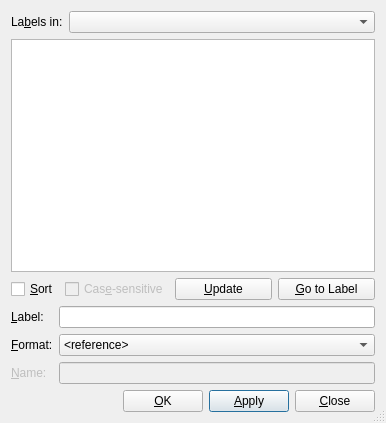
Before: the Qt Designer form src/frontends/qt4/ui/RefUi.ui in cburschka/lyx, drawn with Qt 5.
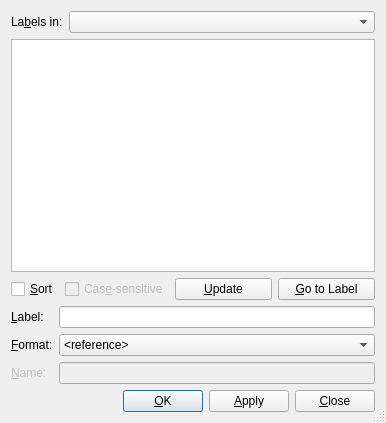
After: the same form once the commit is applied.

Commit message:
Fix bug 4441. GuiRef: Ok button must be default.
See also:
http://www.lyx.org/trac/changeset/28784
http://www.lyx.org/trac/changeset/28726
http://bugzilla.lyx.org/show_bug.cgi?id=5695

```diff
--- a/src/frontends/qt4/ui/RefUi.ui
+++ b/src/frontends/qt4/ui/RefUi.ui
@@ -238,6 +238,9 @@
        <property name="text" >
         <string>&amp;OK</string>
        </property>
+       <property name="autoDefault">
+        <bool>true</bool>
+       </property>
        <property name="default" >
         <bool>true</bool>
        </property>
@@ -248,8 +251,11 @@
        <property name="text" >
         <string>&amp;Apply</string>
        </property>
-       <property name="default" >
-        <bool>true</bool>
+       <property name="autoDefault" >
+        <bool>false</bool>
+       </property>
+       <property name="default">
+        <bool>false</bool>
        </property>
       </widget>
      </item>
```
Left out of the diff: 3 changed lines with no effect on the pictures.
